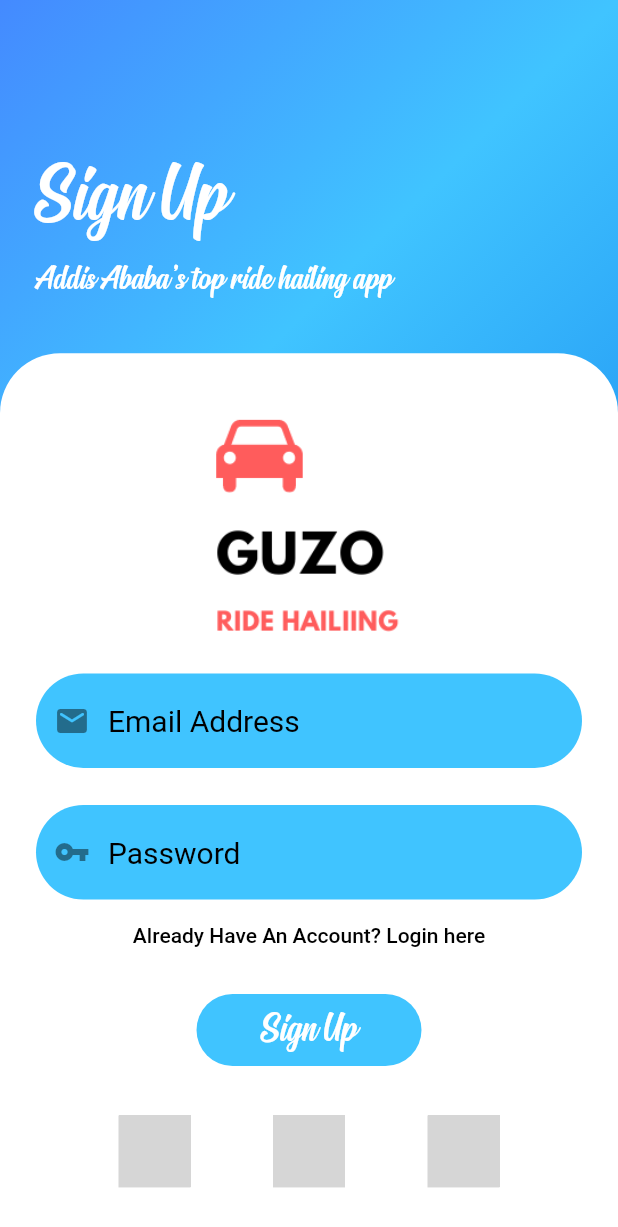
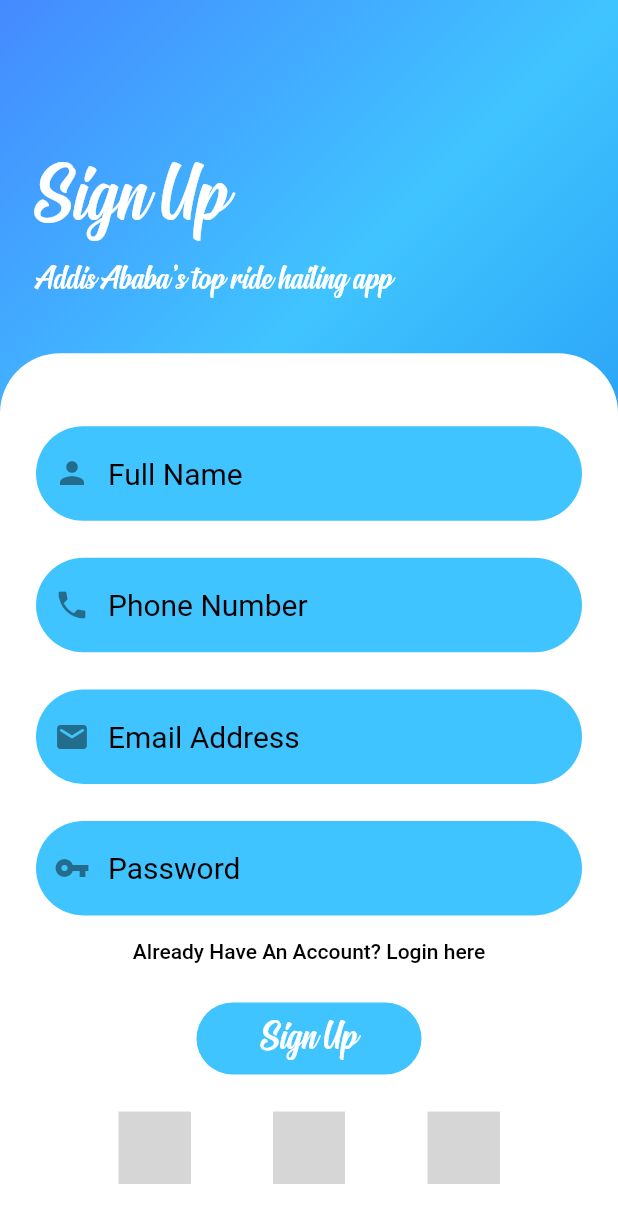
Before and after one commit to mohammedaminA/Guzo, a Flutter app: the SignUp screen opened directly, on a phone screen of 412 x 824 dp. Shown: the top 1227 px of the screen. Run offline on Flutter 3.47's test engine with Material 2 defaults, Android fonts, the phone set to English and light mode, and no system bars; missing offline and left inert: sign_button; grey boxes are pictures that could not be loaded.

```diff
--- a/lib/Screens/signup_screen.dart
+++ b/lib/Screens/signup_screen.dart
@@ -67,9 +67,55 @@ class SignUp extends StatelessWidget {
                       mainAxisAlignment: MainAxisAlignment.start,
                       crossAxisAlignment: CrossAxisAlignment.center,
                       children: [
-                        Image.asset(
-                          'images/Guzo.png',
-                          height: size.height / 5,
+                        SizedBox(
+                          height: size.height * 0.03,
+                        ),
+                        TextField(
+                          keyboardType: TextInputType.name,
+                          style: TextStyle(
+                            fontFamily: 'Roboto',
+                            fontSize: 20,
+                          ),
+                          decoration: InputDecoration(
+                            hintText: 'Full Name',
+                            hintStyle: TextStyle(
+                                fontSize: 20,
+                                fontFamily: 'Roboto',
+                                color: Colors.black),
+                            border: OutlineInputBorder(
+                                borderRadius: BorderRadius.circular(40.0),
+                                borderSide: BorderSide.none),
+                            filled: true,
+                            fillColor: Colors.lightBlueAccent,
+                            prefixIcon: Icon(
+                              Icons.person,
+                            ),
+                          ),
+                        ),
+                        SizedBox(
+                          height: size.height * 0.03,
+                        ),
+                        TextField(
+                          keyboardType: TextInputType.phone,
+                          style: TextStyle(
+                            fontFamily: 'Roboto',
+                            fontSize: 20,
+                          ),
+                          decoration: InputDecoration(
+                            hintText: 'Phone Number',
+                            hintStyle: TextStyle(
+                                fontSize: 20,
+                                fontFamily: 'Roboto',
+                                color: Colors.black),
+                            border: OutlineInputBorder(
+                                borderRadius: BorderRadius.circular(40.0),
+                                borderSide: BorderSide.none),
+                            filled: true,
+                            fillColor: Colors.lightBlueAccent,
+                            prefixIcon: Icon(
+                              Icons.phone,
+                            ),
+                          ),
                         ),
                         SizedBox(
                           height: size.height * 0.03,
@@ -139,7 +185,7 @@ class SignUp extends StatelessWidget {
                           },
                         ),
                         SizedBox(
-                          height: 15,
+                          height: 10,
                         ),
                         TextButton(
                           style: ButtonStyle(
@@ -161,7 +207,7 @@ class SignUp extends StatelessWidget {
                           onPressed: () {},
                         ),
                         SizedBox(
-                          height: size.height * 0.04,
+                          height: size.height * 0.03,
                         ),
                         Row(
                           mainAxisAlignment: MainAxisAlignment.spaceEvenly,
```
